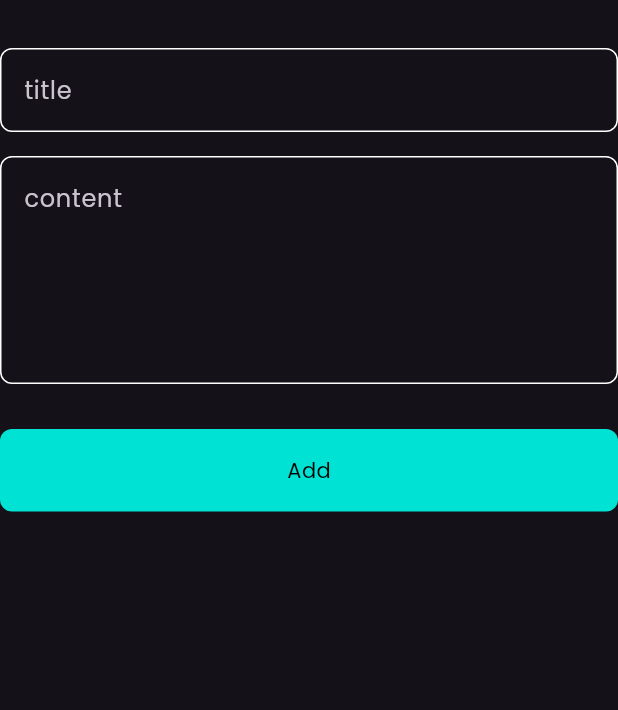
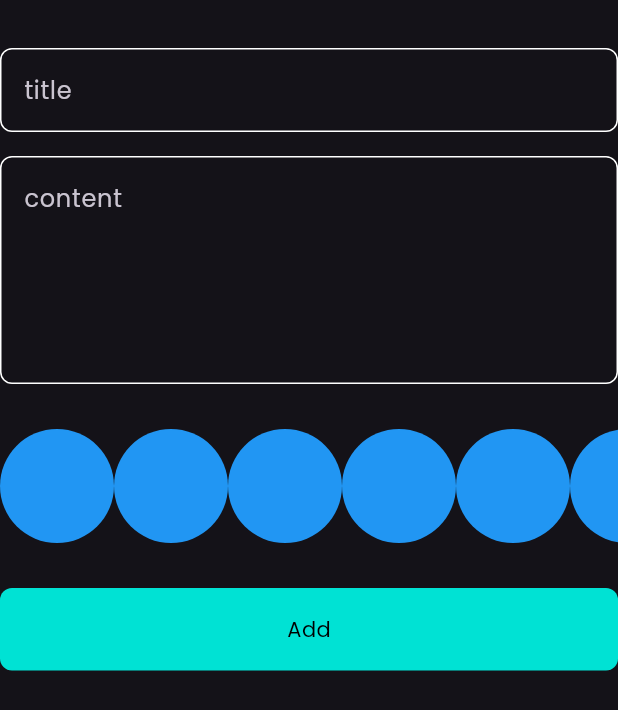
Before and after one commit to ahmedhasseiba/notes_app, a Flutter app: the AddNoteForm widget shown alone on an empty page, opened directly, on a phone screen of 412 x 824 dp. Shown: the top 710 px of the screen. Run offline on Flutter 3.47's test engine with Material 3 defaults, Android fonts, the phone set to English and light mode, and no system bars; our stand-ins replace bloc, flutter_bloc, hive, hive_flutter; accounts and stored records are empty.

Commit message:
create colors list view part one

```diff
--- a/lib/views/widgets/add_note_form.dart
+++ b/lib/views/widgets/add_note_form.dart
@@ -3,6 +3,7 @@ import 'package:flutter_bloc/flutter_bloc.dart';
 import 'package:notes_app/cubits/add_note_cubit/add_notes_cubit.dart';
 import 'package:notes_app/cubits/add_note_cubit/add_notes_state.dart';
 import 'package:notes_app/models/note_model.dart';
+import 'package:notes_app/views/widgets/colors_list_view.dart';
 import 'package:notes_app/views/widgets/custom-text_field.dart';
 import 'package:notes_app/views/widgets/custom_button.dart';
 import 'package:intl/intl.dart';
@@ -41,6 +42,8 @@ class _AddNoteFormState extends State<AddNoteForm> {
             maxLines: 5,
           ),
           SizedBox(height: 30),
+          ColorsListView(),
+          SizedBox(height: 30),
           BlocBuilder<AddNotesCubit, AddNotesState>(
             builder: (context, state) {
               return CustomButton(
--- /dev/null
+++ b/lib/views/widgets/colors_list_view.dart
@@ -0,0 +1,19 @@
+import 'package:flutter/material.dart';
+
+class ColorsListView extends StatelessWidget {
+  const ColorsListView({super.key});
+
+  @override
+  Widget build(BuildContext context) {
+    return SizedBox(
+      height: 38 * 2,
+      child: ListView.builder(
+        itemCount: 10,
+        scrollDirection: Axis.horizontal,
+        itemBuilder: (context, index) {
+          return CircleAvatar(backgroundColor: Colors.blue, radius: 38);
+        },
+      ),
+    );
+  }
+}
```
